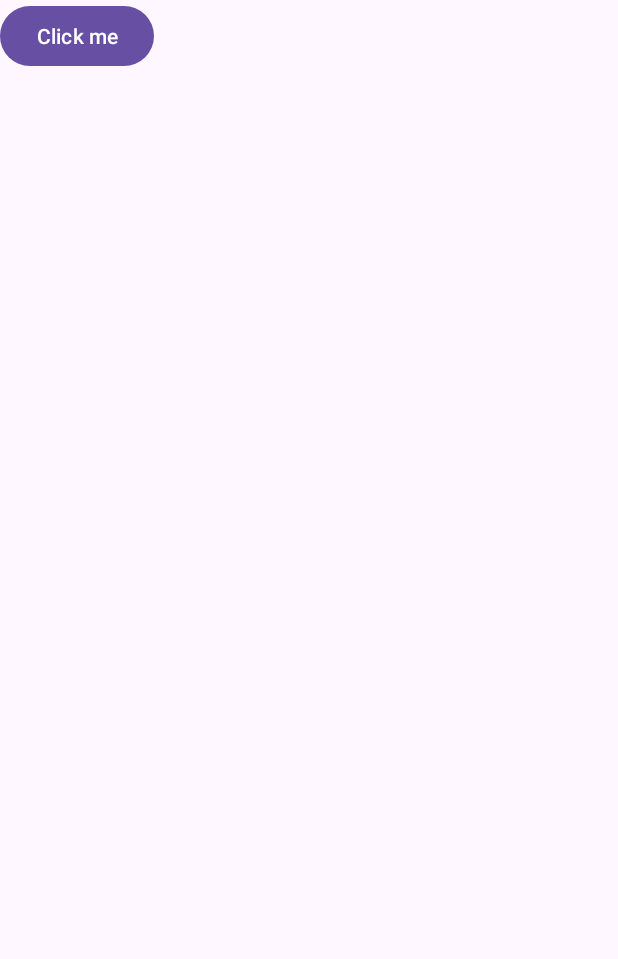
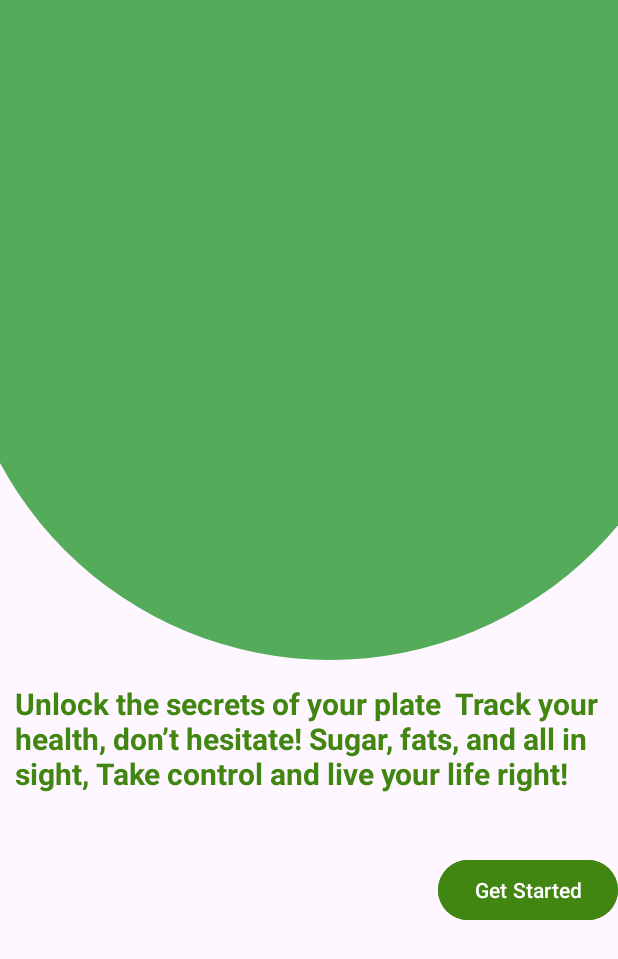
Before and after one commit to Mehrose813/BarcodeBuddy, an Android app: the screen it shows after launch (MainActivity), on a phone screen of 412 x 824 dp. Shown: the top 959 px of the screen. Run offline under Robolectric (Android 15) with nearby library versions, the phone set to English and light mode, and no system bars; our stand-ins replace Firebase (no records; nobody signed in at launch, a user with empty details on screens opened directly).

Commit message:
first screen

```diff
--- /dev/null
+++ b/app/src/main/res/drawable/border.xml
@@ -0,0 +1,12 @@
+<?xml version="1.0" encoding="utf-8"?>
+<shape xmlns:android="http://schemas.android.com/apk/res/android"
+    android:shape="rectangle">
+
+    <solid android:color="#FFFFFF"/> <!-- Background color -->
+
+    <corners
+        android:topLeftRadius="20dp"
+        android:topRightRadius="20dp"
+        android:bottomLeftRadius="250dp"
+        android:bottomRightRadius="250dp"/>
+</shape>
--- a/app/src/main/res/layout/activity_main.xml
+++ b/app/src/main/res/layout/activity_main.xml
@@ -6,16 +6,41 @@
     android:id="@+id/main"
     android:layout_width="match_parent"
     android:layout_height="match_parent"
-    android:orientation="horizontal"
+    android:orientation="vertical"
     tools:context=".MainActivity">
 
-    <Button
+    <TextView
+        android:layout_width="500dp"
+        android:layout_height="500dp"
+        android:layout_marginStart="-30sp"
+        android:layout_marginTop="-60sp"
+        android:background="@drawable/border"
+        android:backgroundTint="@color/light_green"
+        />
+
+    <TextView
         android:layout_width="wrap_content"
         android:layout_height="wrap_content"
-        android:text="Click me"
-        android:id="@+id/btn"
+        android:text="Unlock the secrets of your plate  Track your health, don’t hesitate!
+Sugar, fats, and all in sight,
+Take control and live your life right!"
+        android:layout_marginTop="15sp"
+        android:textSize="20sp"
+        android:layout_marginStart="10sp"
+        android:textStyle="bold"
+        android:textColor="@color/dark_green"
         />
 
 
+    <Button
+        android:id="@+id/btn"
+        android:layout_width="wrap_content"
+        android:layout_height="wrap_content"
+        android:layout_gravity="end"
+        android:layout_marginTop="40sp"
+        android:backgroundTint="@color/dark_green"
+        android:text="Get Started"
+        android:textColor="@color/white" />
+
 
 </LinearLayout>
--- a/app/src/main/res/layout/activity_sign_in.xml
+++ b/app/src/main/res/layout/activity_sign_in.xml
@@ -85,7 +85,8 @@
         android:layout_height="wrap_content"
         android:layout_marginTop="20dp"
         android:layout_marginStart="15dp"
-        android:background="@color/light_green"
+        android:backgroundTint="@color/light_green"
+        android:background="@drawable/border_style"
         android:text="@string/btn_login"
         android:id="@+id/btn_login"/>
 
--- a/app/src/main/res/layout/activity_sign_up.xml
+++ b/app/src/main/res/layout/activity_sign_up.xml
@@ -122,13 +122,15 @@
     </LinearLayout>
 
     <androidx.appcompat.widget.AppCompatButton
+        android:id="@+id/btn_signup"
         android:layout_width="match_parent"
         android:layout_height="wrap_content"
         android:layout_marginTop="20dp"
         android:layout_marginStart="15dp"
-        android:background="@color/light_green"
+        android:backgroundTint="@color/light_green"
         android:text="@string/btn_sigup"
-        android:id="@+id/btn_signup"/>
+        android:background="@drawable/border_style"
+        />
 
 
 
```
